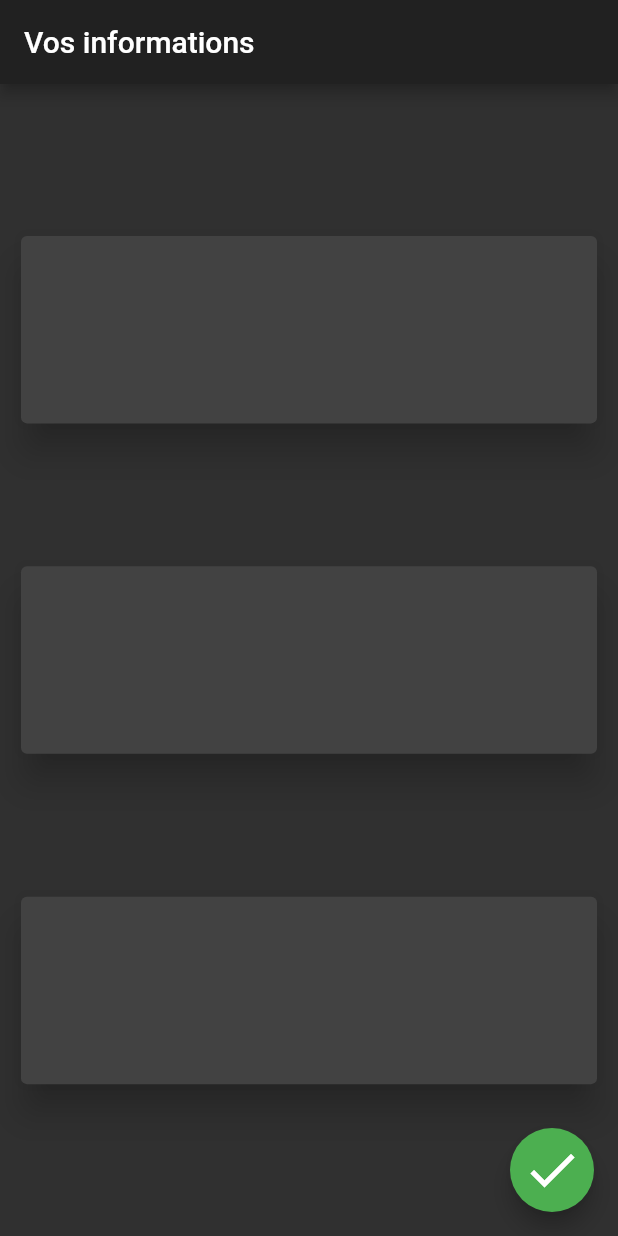
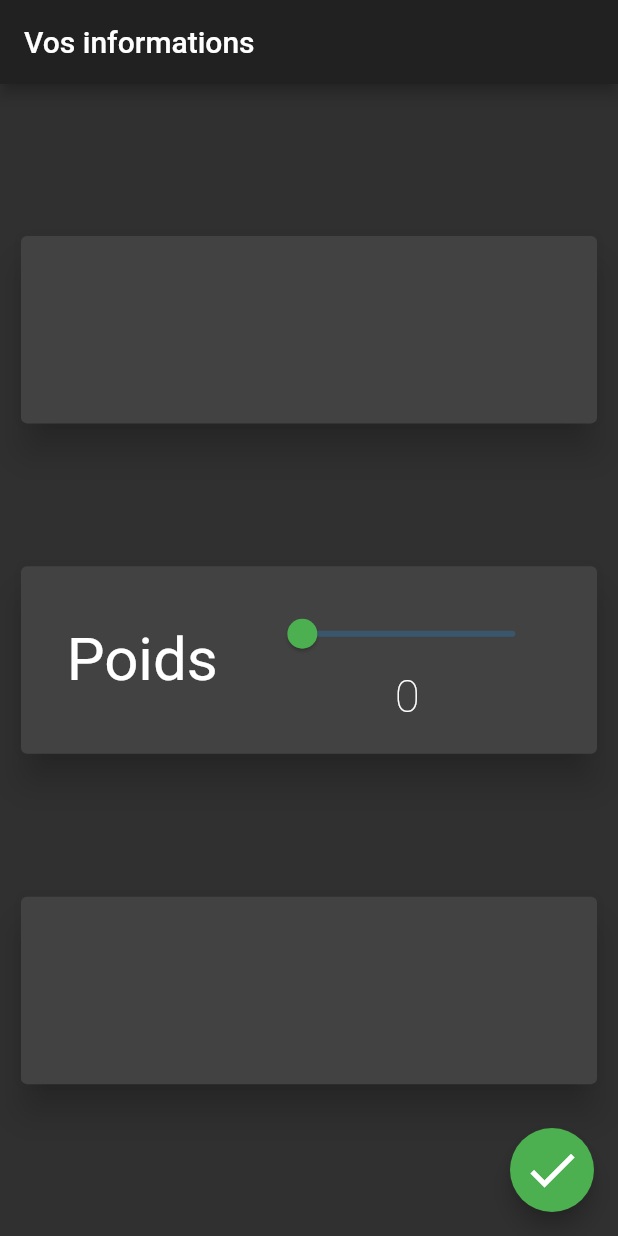
Before and after one commit to cdudit/suis-je-sam, a Flutter app: the screen it shows after launch, on a phone screen of 412 x 824 dp. Run offline on Flutter 3.47's test engine with Material 2 defaults, Android fonts, the phone set to English and light mode, and no system bars.

Commit message:
affichage en enreegistrement du poids

```diff
--- a/lib/main.dart
+++ b/lib/main.dart
@@ -30,6 +30,7 @@ class MyHomePage extends StatefulWidget {
 
 class _MyHomePageState extends State<MyHomePage> {
   double cardElevation = 10.0;
+  double userWeight = 0.0;
 
   @override
   Widget build(BuildContext context) {
@@ -52,6 +53,34 @@ class _MyHomePageState extends State<MyHomePage> {
               Card(
                 elevation: cardElevation,
                 child: Container(
+                  child: Row(
+                    mainAxisAlignment: MainAxisAlignment.spaceEvenly,
+                    children: [
+                      Text("Poids", style: TextStyle(
+                        fontSize: 40.0
+                      )),
+                      Column(
+                        mainAxisAlignment: MainAxisAlignment.center,
+                        children: [
+                          Slider(
+                              value: userWeight,
+                              activeColor: Colors.green,
+                              min: 0.0,
+                              max: 150.0,
+                              divisions: 150,
+                              onChanged: ((double d) {
+                                setState(() {
+                                  userWeight = d;
+                                });
+                              })),
+                          Text(userWeight.round().toString(), style: TextStyle(
+                            fontSize: 30.0,
+                            fontWeight: FontWeight.w200
+                          ))
+                        ],
+                      ),
+                    ],
+                  ),
                   height: 125,
                 ),
               ),
```
